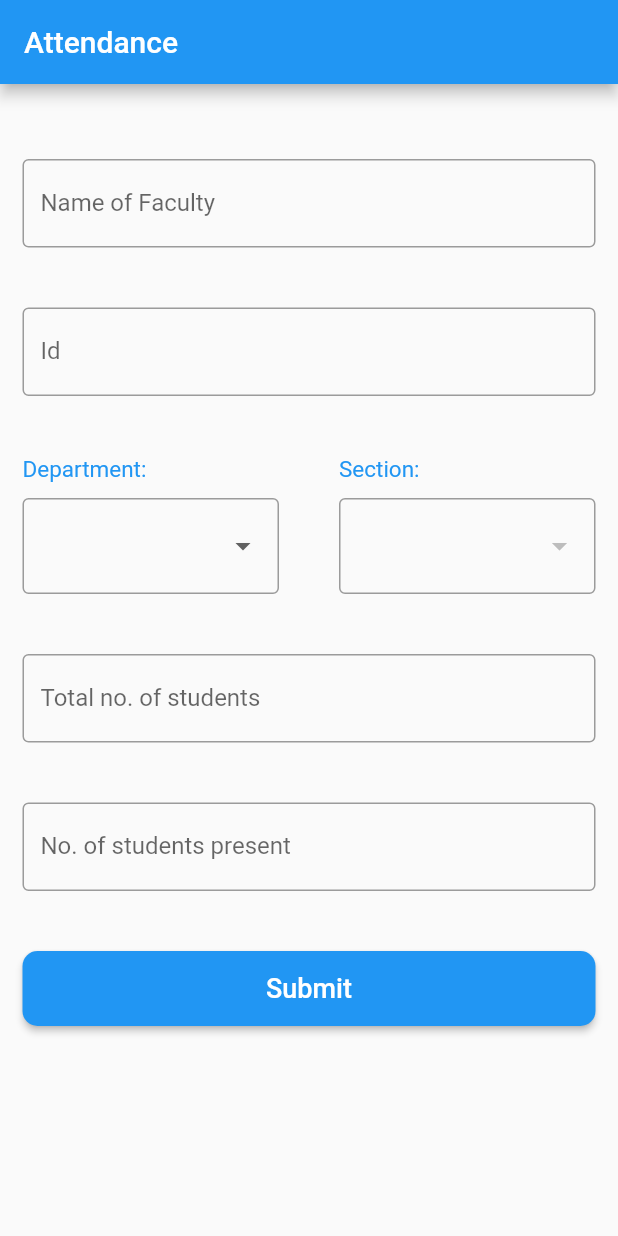
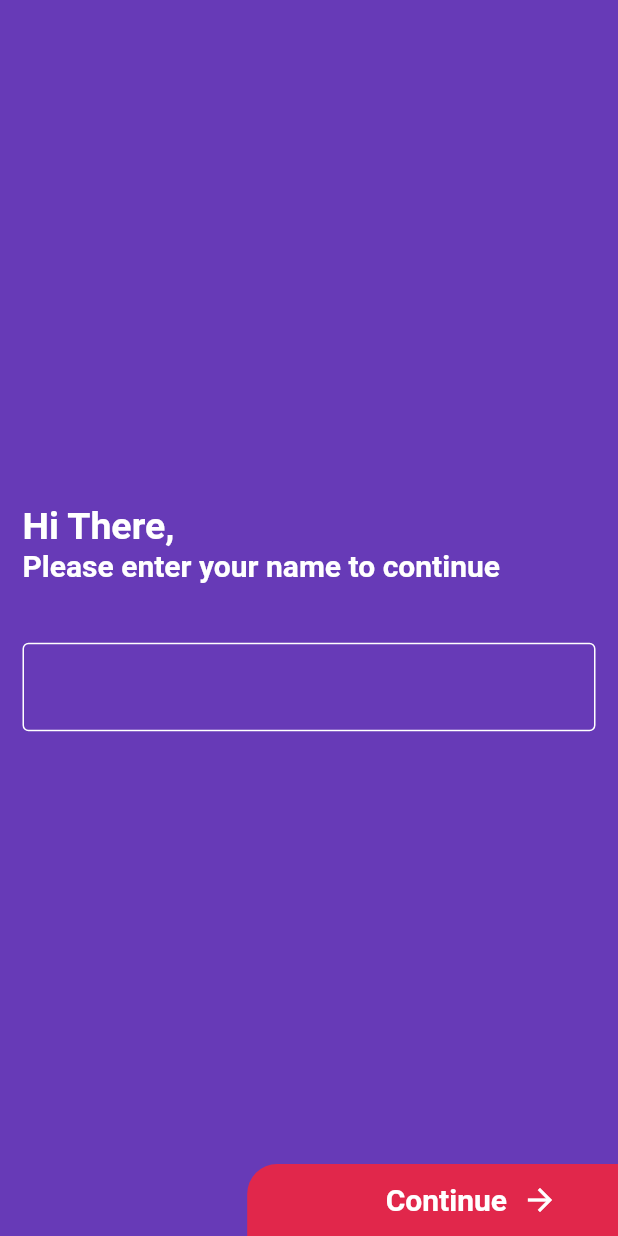
Before and after one commit to rajatKumar023/attendance, a Flutter app: the screen it shows after launch, on a phone screen of 412 x 824 dp. Run offline on Flutter 3.47's test engine with Material 2 defaults, Android fonts, the phone set to English and light mode, and no system bars; our stand-ins replace mobx; generated files the repository leaves out were written again.

Commit message:
added separate page for input view

```diff
--- a/lib/actions/attendance_submit.dart
+++ /dev/null
@@ -1,7 +0,0 @@
-import 'package:attendance_portal/models/attendance.dart';
-
-class OnAttendanceSubmit {
-  Attendance attendance;
-
-  OnAttendanceSubmit({this.attendance});
-}
--- a/lib/actions/sign_up_action.dart
+++ /dev/null
@@ -1,4 +0,0 @@
-
-class SignUp{
-
-}
--- a/lib/home_page.dart
+++ b/lib/home_page.dart
@@ -1,7 +1,6 @@
+import 'package:flutter/foundation.dart';
 import 'package:flutter/material.dart';
 import 'package:flutter/services.dart';
-
-import 'models/sections.dart';
 
 class HomePage extends StatefulWidget {
   @override
@@ -103,7 +102,7 @@ class _HomePageState extends State<HomePage> {
                                     (Section g) => DropdownMenuItem(
                                       value: g,
                                       child: Text(
-                                        Section.displayValue(g),
+                                        describeEnum(g),
                                         style: TextStyle(
                                           fontSize: 18,
                                           color: Theme.of(context).primaryColor,
@@ -291,3 +290,5 @@ class _HomePageState extends State<HomePage> {
     );
   }
 }
+
+enum Section { CS, IT }
--- a/lib/main.dart
+++ b/lib/main.dart
@@ -1,5 +1,4 @@
-import 'package:attendance_portal/home_page.dart';
-import 'package:attendance_portal/sign_up_page.dart';
+import 'package:attendance_portal/presentations/name_page.dart';
 import 'package:flutter/material.dart';
 
 void main() => runApp(MyApp());
@@ -12,7 +11,13 @@ class MyApp extends StatelessWidget {
       theme: ThemeData(
         primarySwatch: Colors.blue,
       ),
-      home: HomePage(),
+      home: PageView.builder(
+        scrollDirection: Axis.horizontal,
+        itemCount: 1,
+        itemBuilder: (BuildContext context, int index) {
+          return EnterNamePage();
+        },
+      ),
     );
   }
 }
--- a/lib/middleware/attendance_middleware.dart
+++ /dev/null
@@ -1,17 +0,0 @@
-import 'package:attendance_portal/actions/attendance_submit.dart';
-import 'package:attendance_portal/models/app_state.dart';
-import 'package:redux/redux.dart';
-
-Future<Null> userMiddleware(
-    Store<AppState> store, action, NextDispatcher next) async {
-  print("*******action called  " + action.runtimeType.toString() + "  *****");
-
-  switch (action.runtimeType) {
-    case OnAttendanceSubmit:
-//      to add to firebase
-      break;
-
-    default:
-      next(action);
-  }
-}
--- a/lib/models/app_state.dart
+++ /dev/null
@@ -1,17 +0,0 @@
-import 'package:attendance_portal/models/attendance.dart';
-import 'package:built_value/built_value.dart';
-import 'package:built_value/serializer.dart';
-
-part 'app_state.g.dart';
-
-abstract class AppState implements Built<AppState, AppStateBuilder> {
-  Attendance get attendance;
-
-  static Serializer<AppState> get serializer => _$appStateSerializer;
-
-  factory AppState() {
-    return _$AppState((b) => b..attendance = Attendance().toBuilder());
-  }
-
-  AppState._();
-}
--- a/lib/models/attendance.dart
+++ b/lib/models/attendance.dart
@@ -1,29 +1,39 @@
-import 'package:attendance_portal/models/sections.dart';
-import 'package:built_collection/built_collection.dart';
-import 'package:built_value/built_value.dart';
-import 'package:built_value/serializer.dart';
+import 'package:json_annotation/json_annotation.dart';
+import 'package:mobx/mobx.dart';
 
 part 'attendance.g.dart';
 
-abstract class Attendance implements Built<Attendance, AttendanceBuilder> {
+@JsonSerializable()
+class Attendance extends _Attendance with _$Attendance {
+  static Attendance fromJson(Map<String, dynamic> json) =>
+      _$AttendanceFromJson(json);
 
-  String get name;
+  static Map<String, dynamic> toJson(Attendance Attendance) =>
+      _$AttendanceToJson(Attendance);
+}
 
-  String get id;
+abstract class _Attendance with Store {
+  @observable
+  String name;
 
-  Section get section;
+  @observable
+  int id;
 
-  String get subSection;
+  @observable
+  Section section;
 
-  String get totalStudents;
+  @observable
+  SubSection subSection;
 
-  String get presentStudents;
+  @observable
+  @JsonKey(name: 'total_students')
+  int totalStudents;
 
-  Attendance._();
+  @observable
+  @JsonKey(name: 'present_students')
+  int presentStudents;
+}
 
-  factory Attendance() {
-    return _$Attendance((b) {});
-  }
+enum Section { CS, IT }
 
-  static Serializer<Attendance> get serializer => _$attendanceSerializer;
-}
+enum SubSection { CS1, CS2, CS3, IT1, IT2 }
--- a/lib/models/sections.dart
+++ /dev/null
@@ -1,29 +0,0 @@
-import 'package:built_collection/built_collection.dart';
-import 'package:built_value/built_value.dart';
-import 'package:built_value/serializer.dart';
-
-part 'sections.g.dart';
-
-class Section extends EnumClass {
-  static Serializer<Section> get serializer => _$sectionSerializer;
-
-  static const Section CS = _$CS;
-  static const Section IT = _$IT;
-
-  const Section._(String name) : super(name);
-
-  static BuiltSet<Section> get values => _$vlu;
-
-  static Section valueOf(String name) => _$vluOf(name);
-
-  static String displayValue(Section s) {
-    switch (s) {
-      case Section.CS:
-        return "CS";
-      case Section.IT:
-        return "IT";
-    }
-
-    return "";
-  }
-}
--- /dev/null
+++ b/lib/presentations/name_page.dart
@@ -0,0 +1,147 @@
+import 'package:flutter/material.dart';
+
+class EnterNamePage extends StatefulWidget {
+  @override
+  _EnterNamePageState createState() => _EnterNamePageState();
+}
+
+class _EnterNamePageState extends State<EnterNamePage> {
+  TextEditingController textEditingController;
+  GlobalKey<FormState> _formKey = GlobalKey<FormState>();
+
+  @override
+  void initState() {
+    super.initState();
+
+    textEditingController = TextEditingController();
+  }
+
+  @override
+  Widget build(BuildContext context) {
+    return SafeArea(
+      child: Scaffold(
+        resizeToAvoidBottomInset: false,
+        backgroundColor: Colors.deepPurple,
+        body: Container(
+          height: MediaQuery.of(context).size.height,
+          width: MediaQuery.of(context).size.width,
+          child: Stack(
+            children: <Widget>[
+              Container(
+                margin: EdgeInsets.symmetric(horizontal: 15.0),
+                child: Center(
+                  child: Column(
+                    mainAxisAlignment: MainAxisAlignment.center,
+                    crossAxisAlignment: CrossAxisAlignment.start,
+                    children: <Widget>[
+                      Text(
+                        'Hi There,',
+                        style: TextStyle(
+                          color: Colors.white,
+                          fontSize: 25,
+                          fontWeight: FontWeight.bold,
+                        ),
+                      ),
+                      Text(
+                        'Please enter your name to continue',
+                        style: TextStyle(
+                          color: Colors.white,
+                          fontSize: 20,
+                          fontWeight: FontWeight.bold,
+                        ),
+                      ),
+                      SizedBox(
+                        height: 40.0,
+                      ),
+                      Form(
+                        onChanged: () => _formKey.currentState.validate(),
+                        key: _formKey,
+                        autovalidate: false,
+                        child: TextFormField(
+                          controller: textEditingController,
+                          validator: (value) {
+                            if (value.isEmpty) {
+                              return 'Name cannot be Empty';
+                            }
+                            return null;
+                          },
+                          decoration: InputDecoration(
+                            border: OutlineInputBorder(
+                              borderSide: BorderSide(color: Colors.white),
+                            ),
+                            focusedBorder: OutlineInputBorder(
+                              borderSide: BorderSide(color: Colors.white),
+                            ),
+                            disabledBorder: OutlineInputBorder(
+                              borderSide: BorderSide(color: Colors.white),
+                            ),
+                            enabledBorder: OutlineInputBorder(
+                              borderSide: BorderSide(color: Colors.white),
+                            ),
+                            focusedErrorBorder: OutlineInputBorder(
+                              borderSide: BorderSide(color: Colors.white),
+                            ),
+                            errorBorder: OutlineInputBorder(
+                              borderSide: BorderSide(color: Colors.yellow),
+                            ),
+                            errorStyle: TextStyle(color: Colors.yellow),
+                          ),
+                          style: TextStyle(color: Colors.white),
+                          cursorColor: Colors.white,
+                        ),
+                      )
+                    ],
+                  ),
+                ),
+              ),
+              Positioned(
+                bottom: 0,
+                right: 0,
+                child: GestureDetector(
+                  onTap: () {
+                    if (_formKey.currentState.validate()) {}
+                  },
+                  child: Container(
+                    width: MediaQuery.of(context).size.width * 0.6,
+                    decoration: BoxDecoration(
+                      color: Color.fromRGBO(225, 39, 75, 1),
+                      borderRadius: BorderRadius.only(
+                        topLeft: Radius.circular(20.0),
+                      ),
+                    ),
+                    padding: EdgeInsets.symmetric(vertical: 12.0),
+                    child: Center(
+                      child: Row(
+                        mainAxisAlignment: MainAxisAlignment.end,
+                        children: <Widget>[
+                          Text(
+                            'Continue',
+                            style: TextStyle(
+                              color: Colors.white,
+                              fontSize: 20,
+                              fontWeight: FontWeight.bold,
+                            ),
+                          ),
+                          SizedBox(
+                            width: 10.0,
+                          ),
+                          Icon(
+                            Icons.arrow_forward,
+                            color: Colors.white,
+                          ),
+                          SizedBox(
+                            width: 40.0,
+                          ),
+                        ],
+                      ),
+                    ),
+                  ),
+                ),
+              )
+            ],
+          ),
+        ),
+      ),
+    );
+  }
+}
```
Also changed, not shown: pubspec.yaml (+4 -5 lines), lib/models/app_state.g.dart (deleted), lib/models/attendance.g.dart, lib/models/sections.g.dart (deleted), pubspec.lock, 1 other file.
